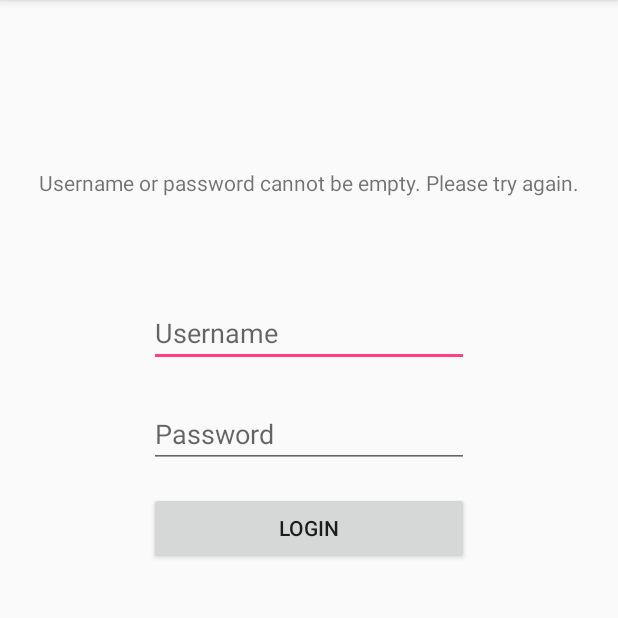
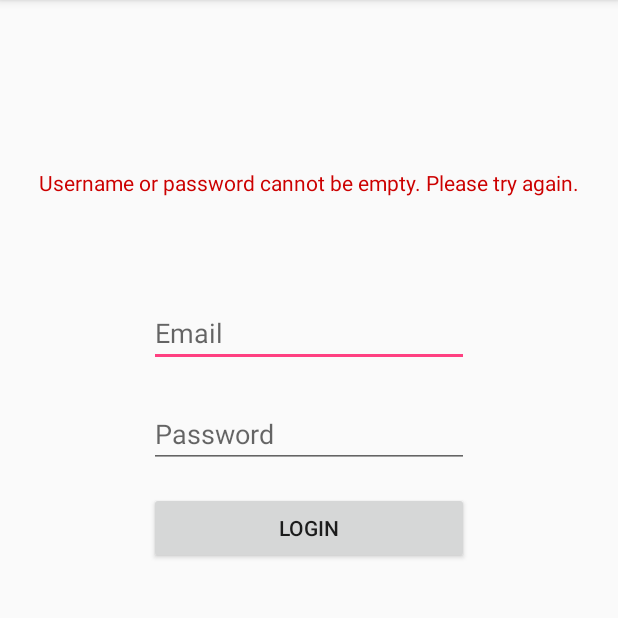
Before and after one commit to tahakapasi/Pothole-Detector, an Android app: the screen it shows after launch (MainActivity), after a tap on "LOGIN", on a phone screen of 412 x 824 dp, the part 84-702 px from its top. Run offline under Robolectric (Android 15) with nearby library versions, the phone set to English and light mode, and no system bars.

Commit message:
finished basic layout for login page

```diff
--- a/app/src/main/res/layout/activity_main.xml
+++ b/app/src/main/res/layout/activity_main.xml
@@ -17,7 +17,7 @@
         android:ems="10"
         android:layout_marginTop="68dp"
         android:id="@+id/username"
-        android:hint="Username"
+        android:hint="Email"
         android:layout_below="@+id/error"
         android:layout_centerHorizontal="true" />
 
@@ -28,7 +28,8 @@
         android:layout_marginTop="96dp"
         android:id="@+id/error"
         android:layout_alignParentTop="true"
-        android:layout_centerHorizontal="true" />
+        android:layout_centerHorizontal="true"
+        android:textColor="@android:color/holo_red_dark" />
 
     <EditText
         android:layout_width="wrap_content"
@@ -49,6 +50,7 @@
         android:id="@+id/loginButton"
         android:layout_below="@+id/password"
         android:layout_alignEnd="@+id/password"
-        android:layout_alignStart="@+id/password" />
+        android:layout_alignStart="@+id/password"
+        android:onClick="login"/>
 
 </RelativeLayout>
```
